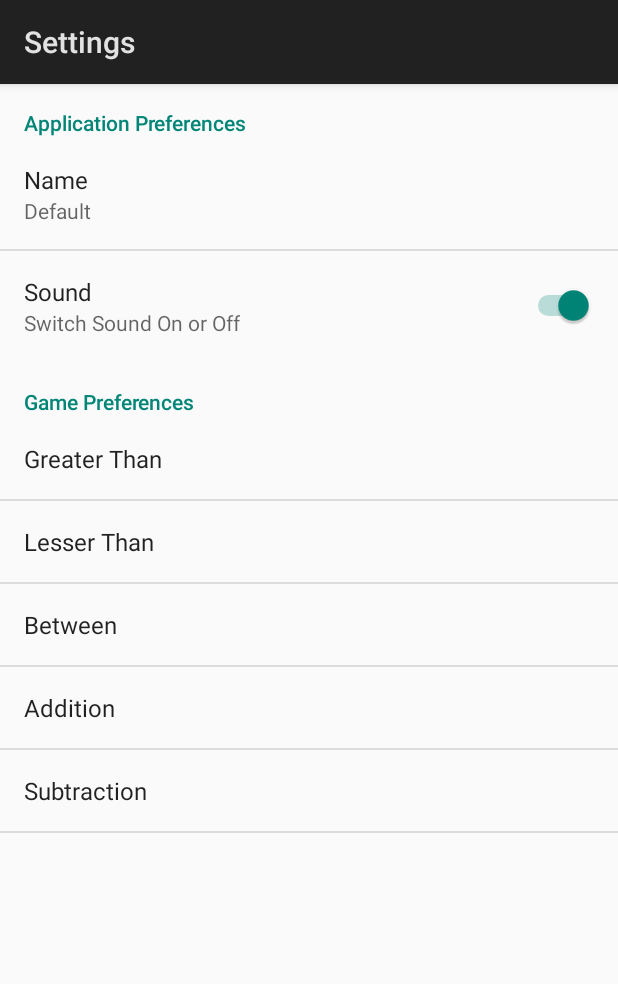
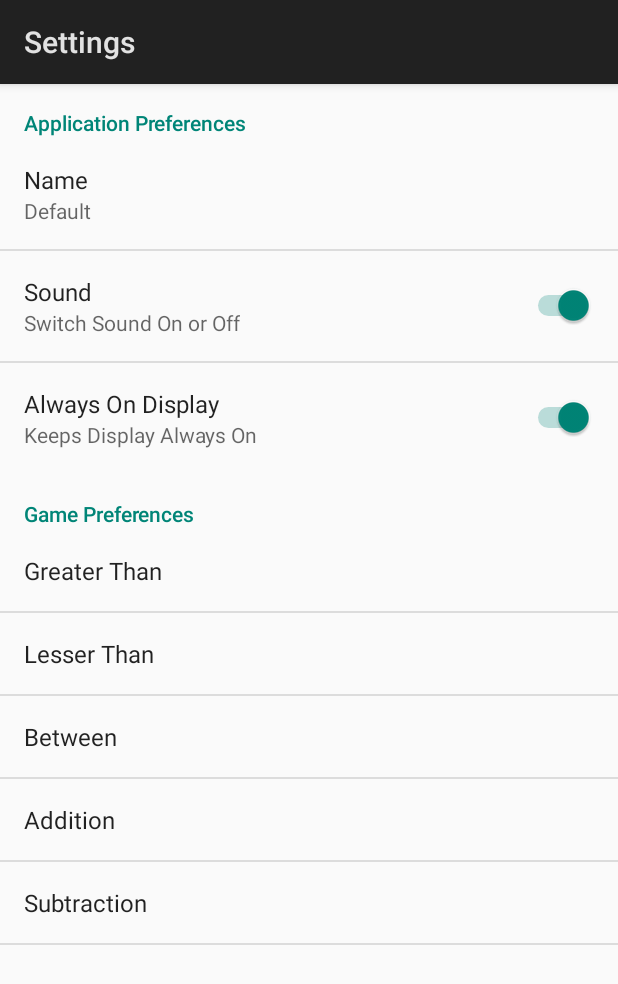
Before and after one commit to hajaar/MathsPlayforKids, an Android app: the SettingsActivity screen opened directly, with no data from a screen before it, on a phone screen of 412 x 824 dp. Shown: the top 984 px of the screen. Run offline under Robolectric (Android 15) with nearby library versions, the phone set to English and light mode, and no system bars.

Commit message:
made the app use userLandscape and added Always On Flags

```diff
--- a/app/src/main/AndroidManifest.xml
+++ b/app/src/main/AndroidManifest.xml
@@ -14,7 +14,8 @@
         android:theme="@style/AppTheme">
         <activity
             android:name=".HomeScreenActivity"
-            android:screenOrientation="landscape">
+            android:screenOrientation="userLandscape"
+            >
             <intent-filter>
                 <action android:name="android.intent.action.MAIN"/>
 
@@ -25,7 +26,7 @@
             android:name=".MainActivity"
             android:label="@string/title_activity_main"
             android:parentActivityName=".HomeScreenActivity"
-            android:screenOrientation="landscape">
+            android:screenOrientation="userLandscape">
             <meta-data
                 android:name="android.support.PARENT_ACTIVITY"
                 android:value="com.skva.mathsplayforkids.HomeScreenActivity"/>
--- a/app/src/main/res/values/strings.xml
+++ b/app/src/main/res/values/strings.xml
@@ -42,6 +42,8 @@
     <string name="pref_name_summ">Enter your child \' s name</string>
     <string name="pref_sound">Sound</string>
     <string name="pref_sound_summ">Switch Sound On or Off </string>
+    <string name="pref_display">Always On Display</string>
+    <string name="pref_display_summ">Keeps Display Always On </string>
     <string name="pref_gt_title">Greater Than</string>
     <string name="pref_gt_min_title">Minimum</string>
     <string name="pref_gt_min_summ">Minimum value for this game</string>
--- a/app/src/main/res/xml/preferences.xml
+++ b/app/src/main/res/xml/preferences.xml
@@ -12,6 +12,11 @@
             android:key="pref_sound"
             android:summary="@string/pref_sound_summ"
             android:title="@string/pref_sound"/>
+        <SwitchPreference
+            android:defaultValue="true"
+            android:key="pref_display"
+            android:summary="@string/pref_display_summ"
+            android:title="@string/pref_display"/>
     </PreferenceCategory>
     <PreferenceCategory android:title="Game Preferences">
         <PreferenceScreen android:title="@string/pref_gt_title">
```
Also changed, not shown: app/src/main/java/com/skva/mathsplayforkids/MainActivity.java (+6 -33 lines).
